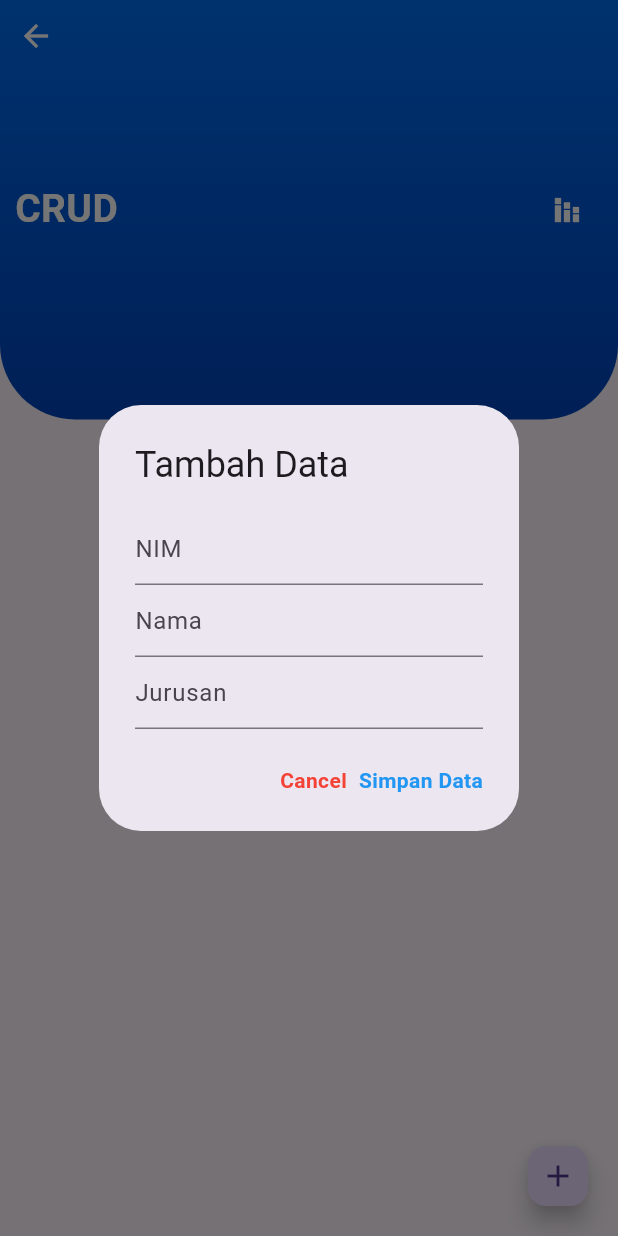
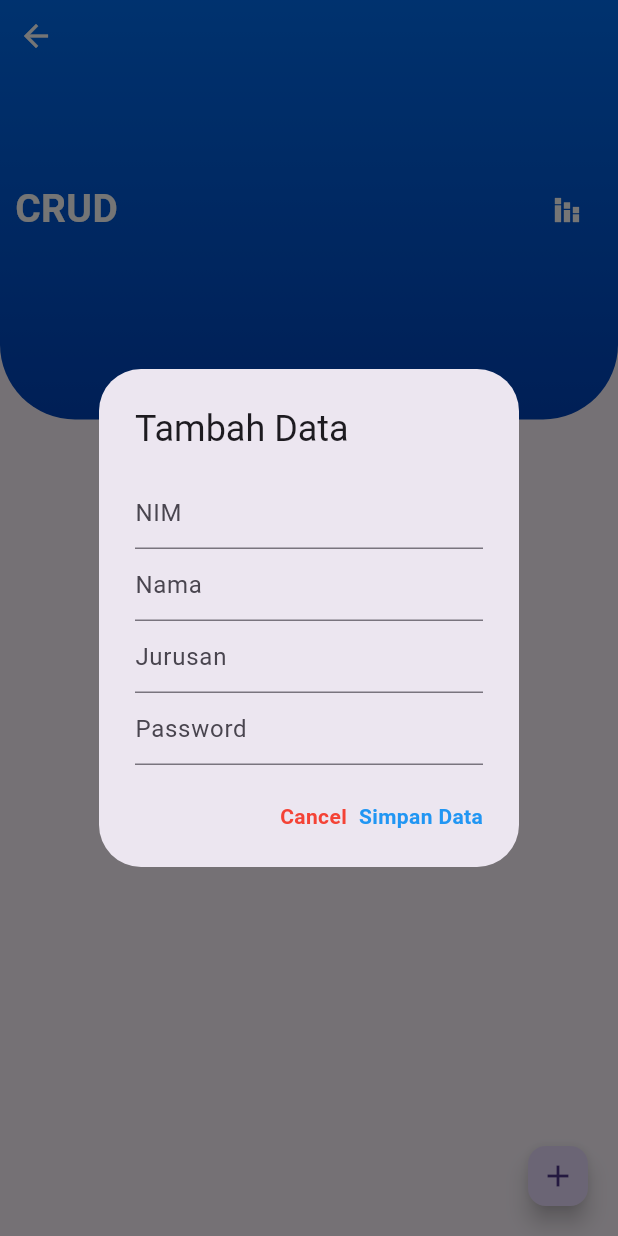
Before and after one commit to ahmad-mujamil/pmobile, a Flutter app: the Crud screen opened by its route, after a tap on the "add" icon, on a phone screen of 412 x 824 dp. Run offline on Flutter 3.47's test engine with Material 3 defaults, Android fonts, the phone set to English and light mode, and no system bars; our stand-ins replace flutter_map, latlong2, shared_preferences, sqflite; missing offline and left inert: flutter_map_location_marker, gallery_image_viewer; accounts and stored records are empty.

Commit message:
add password

```diff
--- a/lib/db/database_helper.dart
+++ b/lib/db/database_helper.dart
@@ -1,4 +1,3 @@
-import 'package:intl/intl.dart';
 import 'package:latihan1_jamil002/db/database_service.dart';
 import 'package:latihan1_jamil002/models/user.dart';
 import 'package:sqflite/sqflite.dart';
@@ -12,7 +11,8 @@ class DatabaseHelper {
         id INTEGER PRIMARY KEY AUTOINCREMENT,
         nim TEXT DEFAULT NULL,
         nama TEXT DEFAULT NULL,
-        jurusan TEXT DEFAULT NULL
+        jurusan TEXT DEFAULT NULL,
+        password TEXT DEFAULT NULL
       )
     ''');
 
@@ -46,4 +46,11 @@ class DatabaseHelper {
         .rawQuery('''SELECT * FROM $tableUser WHERE nim = $nim ''');
     return users.map((data) => User.fromJson(data)).toList();
   }
+
+  Future<List<User>> getUserByNimPassword(String nim, String password) async {
+    final database = await DatabaseService().database;
+    final users = await database
+        .rawQuery('''SELECT * FROM $tableUser WHERE nim = $nim and password = $password''');
+    return users.map((data) => User.fromJson(data)).toList();
+  }
 }
--- a/lib/models/user.dart
+++ b/lib/models/user.dart
@@ -3,9 +3,10 @@ class User {
   final String nim;
   final String nama;
   final String jurusan;
+  final String password;
 
 
-  User({ this.id, required this.nim, required this.nama,required this.jurusan});
+  User({ this.id, required this.nim, required this.nama,required this.jurusan,required this.password});
 
   factory User.fromJson(Map<String, dynamic> json) =>
       User(
@@ -13,12 +14,14 @@ class User {
         nim: json["nim"],
         nama: json["nama"],
         jurusan: json["jurusan"],
+        password : json["password"],
       );
 
   Map<String, dynamic> toJson() => {
         "nim": nim,
         "nama": nama,
         "jurusan": jurusan,
+        "password" : password,
       };
 
 }
--- a/lib/ui/crud.dart
+++ b/lib/ui/crud.dart
@@ -15,6 +15,7 @@ class _CrudState extends State<Crud> {
 
   getUser() {
     db.getUsers().then((value) {
+        print(value);
         dataUsers = value;
         setState(() {
 
@@ -25,6 +26,7 @@ class _CrudState extends State<Crud> {
   TextEditingController textNim = TextEditingController();
   TextEditingController textNama = TextEditingController();
   TextEditingController textJurusan = TextEditingController();
+  TextEditingController textPassword = TextEditingController();
 
   List<User> dataUsers = [];
   DatabaseHelper db = DatabaseHelper();
@@ -39,6 +41,7 @@ class _CrudState extends State<Crud> {
     textJurusan.text = "";
     textNama.text = "";
     textNim.text = "";
+    textPassword.text = "";
   }
 
   formDialog (BuildContext context, int tipe, int? userId) async {
@@ -58,33 +61,40 @@ class _CrudState extends State<Crud> {
                     TextFormField(
                       controller: textNim,
                       decoration:
-                          InputDecoration(hintText: "NIM"),
+                          const InputDecoration(hintText: "NIM"),
                     ),
                     TextFormField(
                       controller: textNama,
                       decoration:
-                          InputDecoration(hintText: "Nama"),
+                          const InputDecoration(hintText: "Nama"),
                     ),
                     TextFormField(
                       controller: textJurusan,
                       decoration:
-                          InputDecoration(hintText: "Jurusan"),
+                          const InputDecoration(hintText: "Jurusan"),
+                    ),
+                    TextFormField(
+                      obscureText: true,
+                      controller: textPassword,
+                      decoration:
+                          const InputDecoration(hintText: "Password"),
                     ),
                   ],
                 )),
             title: Text((tipe== 0 ? 'Tambah Data' : 'Edit Data')),
             actions: <Widget>[
               InkWell(
-                child: Text("Cancel",style: TextStyle(fontWeight: FontWeight.bold, color: Colors.red),),
+                child: const Text("Cancel",style: TextStyle(fontWeight: FontWeight.bold, color: Colors.red),),
                 onTap: () {
                   resetText();
                   Navigator.pop(context);
                 },
               ),
               InkWell(
-                child: Text((tipe== 0 ? 'Simpan Data' : 'Update Data'),style: TextStyle(fontWeight: FontWeight.bold, color: Colors.blue),),
+                child: Text((tipe== 0 ? 'Simpan Data' : 'Update Data'),
+                  style: const TextStyle(fontWeight: FontWeight.bold, color: Colors.blue),),
                 onTap: () {
-                  User user = User(nim: textNim.text, nama: textNama.text, jurusan: textJurusan.text);
+                  User user = User(nim: textNim.text, nama: textNama.text, jurusan: textJurusan.text,password: textPassword.text);
                   if(tipe==0) {
 
                     db.createUser(user).then((value) {
@@ -116,7 +126,7 @@ class _CrudState extends State<Crud> {
             const Expanded(flex : 2, child: Header() ),
             Expanded(flex : 3, child: Column(
               children: [
-                Text('Data User', style: TextStyle(fontSize: 18, fontWeight: FontWeight.bold,)),
+                const Text('Data User', style: TextStyle(fontSize: 18, fontWeight: FontWeight.bold,)),
                 Expanded(
                   child: ListView.builder(
                     itemCount: dataUsers.length,
@@ -125,17 +135,18 @@ class _CrudState extends State<Crud> {
 
                           title: Text(dataUsers[index].nama),
                           subtitle: Text(dataUsers[index].nim),
-                          leading: Icon(Icons.person),
+                          leading: const Icon(Icons.person),
                           trailing: Row(
                             mainAxisSize: MainAxisSize.min,
                             children: [
-                              IconButton(icon : Icon(Icons.edit), onPressed: () {
+                              IconButton(icon : const Icon(Icons.edit), onPressed: () {
                                 textNim.text = dataUsers[index].nim;
                                 textNama.text = dataUsers[index].nama;
                                 textJurusan.text = dataUsers[index].jurusan;
+                                textPassword.text = dataUsers[index].password;
                                 formDialog(context,1,dataUsers[index].id);
                               }),
-                              IconButton(icon: Icon(Icons.delete),
+                              IconButton(icon: const Icon(Icons.delete),
                                 onPressed: () {
                                 db.deleteUser(dataUsers[index]).then((value) => getUser()) ;
                                 resetText();
```
Also changed, not shown: lib/ui/login.dart (+10 -4 lines).
